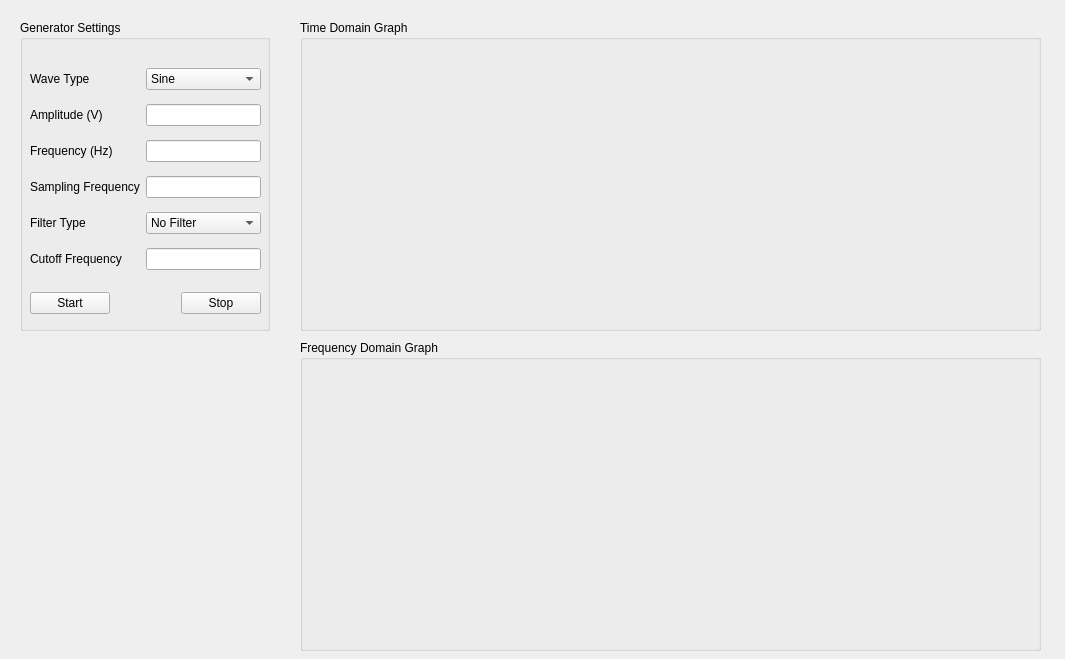
The window that mainwindow.ui (umutonuryasar/Signal-Processing-Toolbox) describes before a commit, drawn with Qt 5.
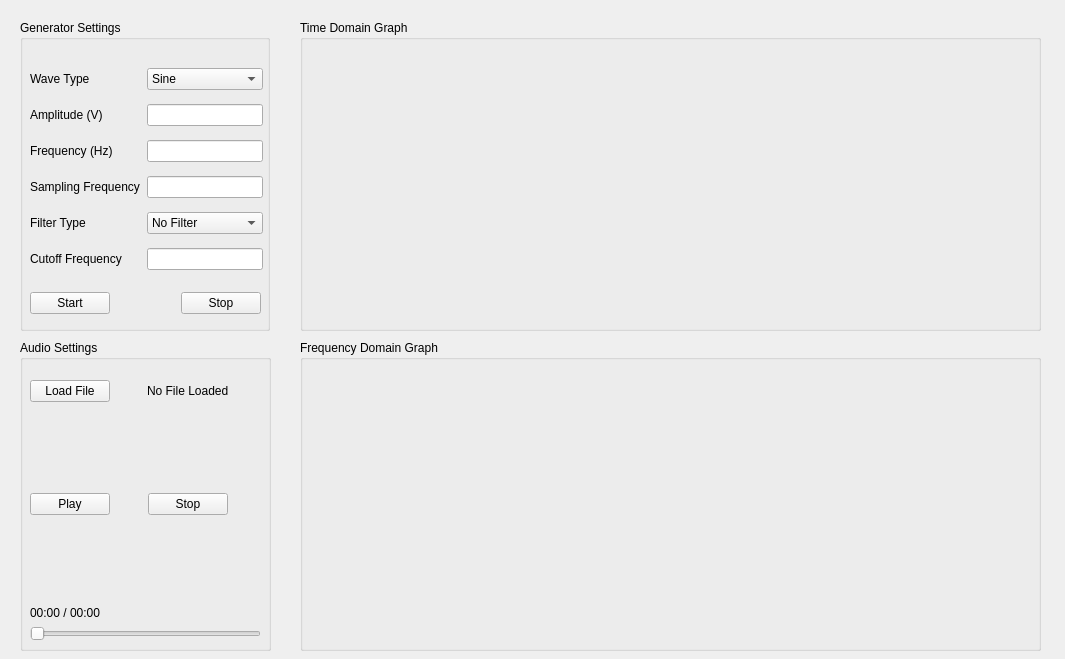
The same window after the commit. Custom widgets are drawn as their Qt base class.

Commit message: UI updated (Audio Settings added)

```diff
--- a/mainwindow.ui
+++ b/mainwindow.ui
@@ -70,7 +70,7 @@
       <rect>
        <x>10</x>
        <y>40</y>
-       <width>231</width>
+       <width>233</width>
        <height>221</height>
       </rect>
      </property>
@@ -229,6 +229,163 @@
      </item>
     </layout>
    </widget>
+   <widget class="QGroupBox" name="groupBox_audioSettings">
+    <property name="geometry">
+     <rect>
+      <x>20</x>
+      <y>340</y>
+      <width>251</width>
+      <height>311</height>
+     </rect>
+    </property>
+    <property name="title">
+     <string>Audio Settings</string>
+    </property>
+    <widget class="QWidget" name="">
+     <property name="geometry">
+      <rect>
+       <x>10</x>
+       <y>40</y>
+       <width>231</width>
+       <height>261</height>
+      </rect>
+     </property>
+     <layout class="QGridLayout" name="gridLayout_5">
+      <item row="4" column="0">
+       <layout class="QVBoxLayout" name="verticalLayout">
+        <item>
+         <widget class="QLabel" name="label_time">
+          <property name="text">
+           <string>00:00 / 00:00</string>
+          </property>
+         </widget>
+        </item>
+        <item>
+         <widget class="QSlider" name="progressSlider">
+          <property name="orientation">
+           <enum>Qt::Horizontal</enum>
+          </property>
+         </widget>
+        </item>
+       </layout>
+      </item>
+      <item row="1" column="0">
+       <spacer name="verticalSpacer">
+        <property name="orientation">
+         <enum>Qt::Vertical</enum>
+        </property>
+        <property name="sizeHint" stdset="0">
+         <size>
+          <width>20</width>
+          <height>40</height>
+         </size>
+        </property>
+       </spacer>
+      </item>
+      <item row="0" column="0">
+       <layout class="QHBoxLayout" name="horizontalLayout">
+        <item>
+         <widget class="QPushButton" name="pushButton_loadFile">
+          <property name="text">
+           <string>Load File</string>
+          </property>
+         </widget>
+        </item>
+        <item>
+         <spacer name="horizontalSpacer">
+          <property name="orientation">
+           <enum>Qt::Horizontal</enum>
+          </property>
+          <property name="sizeHint" stdset="0">
+           <size>
+            <width>40</width>
+            <height>20</height>
+           </size>
+          </property>
+         </spacer>
+        </item>
+        <item>
+         <widget class="QLabel" name="label_file">
+          <property name="text">
+           <string>No File Loaded</string>
+          </property>
+         </widget>
+        </item>
+        <item>
+         <spacer name="horizontalSpacer_8">
+          <property name="orientation">
+           <enum>Qt::Horizontal</enum>
+          </property>
+          <property name="sizeHint" stdset="0">
+           <size>
+            <width>40</width>
+            <height>20</height>
+           </size>
+          </property>
+         </spacer>
+        </item>
+       </layout>
+      </item>
+      <item row="2" column="0">
+       <layout class="QHBoxLayout" name="horizontalLayout_2">
+        <item>
+         <widget class="QPushButton" name="audioButton_start">
+          <property name="text">
+           <string>Play</string>
+          </property>
+         </widget>
+        </item>
+        <item>
+         <spacer name="horizontalSpacer_4">
+          <property name="orientation">
+           <enum>Qt::Horizontal</enum>
+          </property>
+          <property name="sizeHint" stdset="0">
+           <size>
+            <width>40</width>
+            <height>20</height>
+           </size>
+          </property>
+         </spacer>
+        </item>
+        <item>
+         <widget class="QPushButton" name="audioButton_stop">
+          <property name="text">
+           <string>Stop</string>
+          </property>
+         </widget>
+        </item>
+        <item>
+         <spacer name="horizontalSpacer_5">
+          <property name="orientation">
+           <enum>Qt::Horizontal</enum>
+          </property>
+          <property name="sizeHint" stdset="0">
+           <size>
+            <width>40</width>
+            <height>20</height>
+           </size>
+          </property>
+         </spacer>
+        </item>
+       </layout>
+      </item>
+      <item row="3" column="0">
+       <spacer name="verticalSpacer_2">
+        <property name="orientation">
+         <enum>Qt::Vertical</enum>
+        </property>
+        <property name="sizeHint" stdset="0">
+         <size>
+          <width>20</width>
+          <height>40</height>
+         </size>
+        </property>
+       </spacer>
+      </item>
+     </layout>
+    </widget>
+   </widget>
   </widget>
  </widget>
  <customwidgets>
```
The commit also changes 1 other file.
